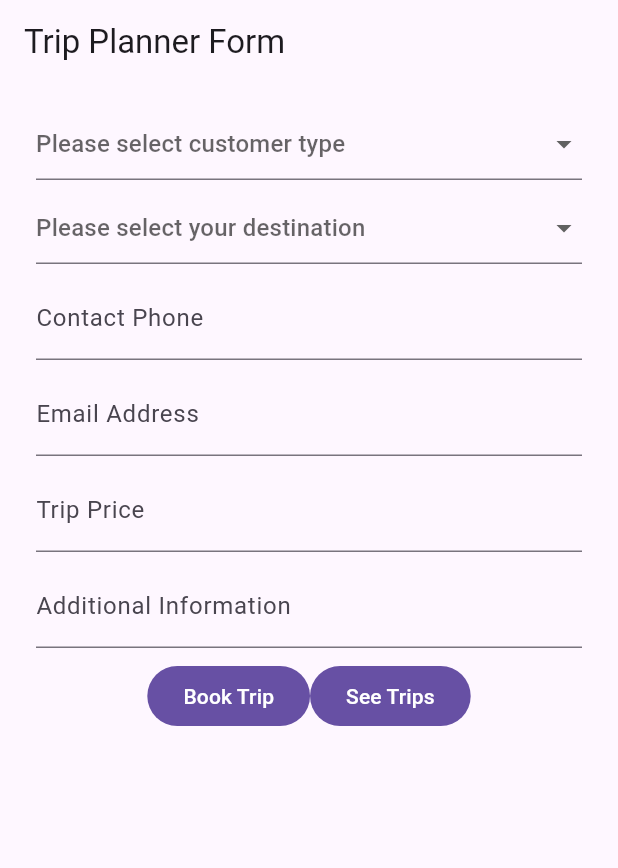
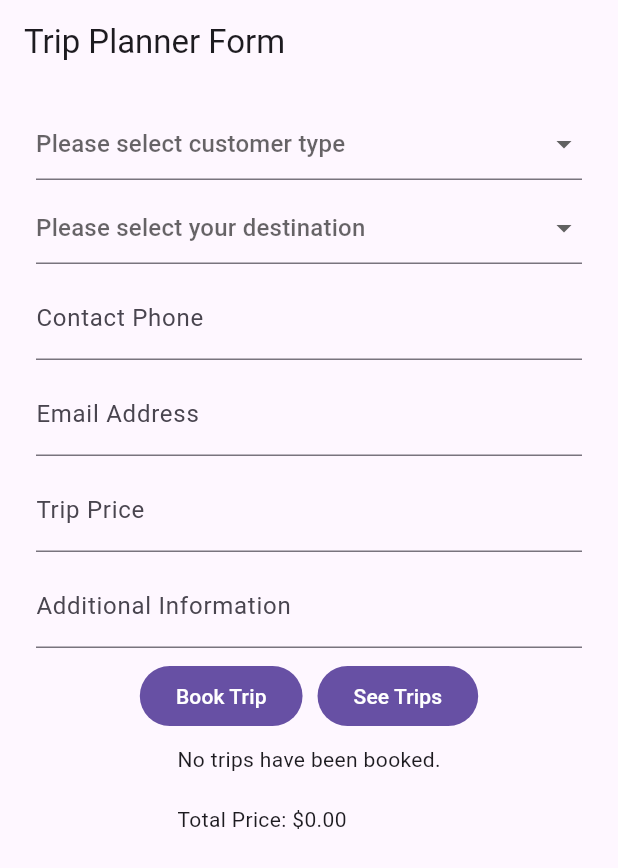
Before and after one commit to KDCodes23/PROG2435-Mobile-App-Assignments, a Flutter app: the screen it shows after launch, after a tap on "See Trips", on a phone screen of 412 x 824 dp. Shown: the top 868 px of the screen. Run offline on Flutter 3.47's test engine with Material 3 defaults, Android fonts, the phone set to English and light mode, and no system bars; drawn by our look-alikes of reactive_forms.

Commit message:
For Main.dart --------------------------------------------- showTrips(): Updates tripsListMessage with trip details and total price, using setState to reflect changes on the screen. ReactiveTextField Fixes: Adjusted keyboard types and improved alignment. Trips Display and Total Price: The text widget at the bottom dynamically shows trip information and total price. --------------------------------------------- For Trips.dart -------------------------------------------- showAllTrips: Improved formatting with "Trip X" labels for readability. resetTrips: Added a method to clear all trips, if needed. Comments: Added comments to improve clarity.

```diff
--- a/assignment2/lib/main.dart
+++ b/assignment2/lib/main.dart
@@ -34,9 +34,7 @@ class _TripPlannerFormState extends State<TripPlannerForm> {
 
   final form = FormGroup({
     'type': FormControl<int>(validators: [Validators.required]),
-    'destination': FormControl<int>(validators: [
-      Validators.required,
-    ]),
+    'destination': FormControl<int>(validators: [Validators.required]),
     'contact': FormControl<String>(validators: [
       Validators.required,
       Validators.pattern(RegExp(r"\d{10}")),
@@ -52,7 +50,7 @@ class _TripPlannerFormState extends State<TripPlannerForm> {
       Validators.min(0.0),
       Validators.max(1000.0)
     ]),
-    'additionalInfo': FormControl<double>(validators: [Validators.required])
+    'additionalInfo': FormControl<String>(validators: [Validators.required]) // Changed to String
   });
 
   bookTrip() {
@@ -63,7 +61,6 @@ class _TripPlannerFormState extends State<TripPlannerForm> {
       emailAddress = form.control('email').value ?? "";
       tripPrice = form.control('price').value ?? 0;
       additionalInfo = form.control('additionalInfo').value ?? "";
-    }
 
       switch (CustomerType.values[customerType]) {
         case CustomerType.individual:
@@ -83,7 +80,6 @@ class _TripPlannerFormState extends State<TripPlannerForm> {
               price: tripPrice,
               primaryContact: additionalInfo);
           manager.addTrip(trip);
-
           break;
         case CustomerType.group:
           GroupTrip trip = GroupTrip(
@@ -94,14 +90,17 @@ class _TripPlannerFormState extends State<TripPlannerForm> {
               groupInsuranceNumber: additionalInfo);
           manager.addTrip(trip);
           break;
-      default:
-        break;
+      }
+      // Clear the form after adding
+      form.reset();
     }
   }
 
   showTrips() {
-    String allTrips = manager.showAllTrips();
-
+    setState(() {
+      tripsListMessage = manager.showAllTrips();
+      tripsListMessage += '\n\nTotal Price: \$${manager.calculateTotalPrice().toStringAsFixed(2)}';
+    });
   }
 
   @override
@@ -161,9 +160,7 @@ class _TripPlannerFormState extends State<TripPlannerForm> {
                   decoration: const InputDecoration(
                     labelText: "Contact Phone",
                   ),
-                  textAlign: TextAlign.start,
-                  style: const TextStyle(backgroundColor: Colors.white),
-                  keyboardType: TextInputType.text,
+                  keyboardType: TextInputType.phone,
                 ),
                 const SizedBox(height: 8),
                 ReactiveTextField(
@@ -171,16 +168,12 @@ class _TripPlannerFormState extends State<TripPlannerForm> {
                     formControlName: "email",
                     decoration:
                         const InputDecoration(labelText: "Email Address"),
-                    textAlign: TextAlign.start,
-                    style: const TextStyle(backgroundColor: Colors.white),
-                    keyboardType: TextInputType.text),
+                    keyboardType: TextInputType.emailAddress),
                 const SizedBox(height: 8),
                 ReactiveTextField(
                     key: const Key("TripPrice"),
                     formControlName: "price",
                     decoration: const InputDecoration(labelText: "Trip Price"),
-                    textAlign: TextAlign.start,
-                    style: const TextStyle(backgroundColor: Colors.white),
                     keyboardType: TextInputType.number),
                 const SizedBox(height: 8),
                 ReactiveTextField(
@@ -188,8 +181,6 @@ class _TripPlannerFormState extends State<TripPlannerForm> {
                     formControlName: "additionalInfo",
                     decoration: const InputDecoration(
                         labelText: "Additional Information"),
-                    textAlign: TextAlign.start,
-                    style: const TextStyle(backgroundColor: Colors.white),
                     keyboardType: TextInputType.text),
                 const SizedBox(height: 8),
                 Row(
@@ -197,7 +188,7 @@ class _TripPlannerFormState extends State<TripPlannerForm> {
                   children: [
                     FilledButton(
                         onPressed: bookTrip, child: const Text("Book Trip")),
-                    const SizedBox(height: 10),
+                    const SizedBox(width: 10),
                     FilledButton(
                         onPressed: showTrips, child: const Text("See Trips"))
                   ],
--- a/assignment2/lib/trips.dart
+++ b/assignment2/lib/trips.dart
@@ -1,4 +1,4 @@
-/// Enum for Destination
+/// Enum for Destination options
 enum Destinations { blueMountain, niagaraFalls, banffNationalPark }
 
 /// Enum for customer type
@@ -18,10 +18,11 @@ class Trip {
     required this.price,
   });
 
-  // Base toString for common properties
+  /// Common properties for all trips
   @override
   String toString() =>
-      'Destination: ${destination.name}, Contact Phone: $contactPhone, Email: $email, Price: \$${price.toStringAsFixed(2)}';
+      'Destination: ${destination.name}, Contact Phone: $contactPhone, '
+      'Email: $email, Price: \$${price.toStringAsFixed(2)}';
 }
 
 /// IndividualTrip class with specific property: homeAddress
@@ -87,16 +88,25 @@ class TripManager {
     _trips.add(trip);
   }
 
-  /// Returns all trip details as a string
+  /// Returns all trip details as a formatted string
   String showAllTrips() {
     if (_trips.isEmpty) {
       return 'No trips have been booked.';
     }
-    return _trips.map((trip) => trip.toString()).join('\n\n');
+    return _trips
+        .asMap()
+        .entries
+        .map((entry) => 'Trip ${entry.key + 1}:\n${entry.value.toString()}')
+        .join('\n\n');
   }
 
   /// Calculates the total price of all trips
   double calculateTotalPrice() {
     return _trips.fold(0.0, (total, trip) => total + trip.price);
   }
+
+  /// Clears all trips (useful for resetting or starting a new booking session)
+  void resetTrips() {
+    _trips.clear();
+  }
 }
```
Lines whose indentation alone changed are shown as unchanged.
